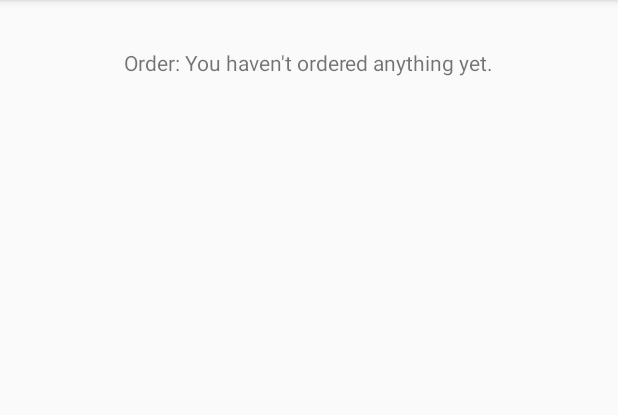
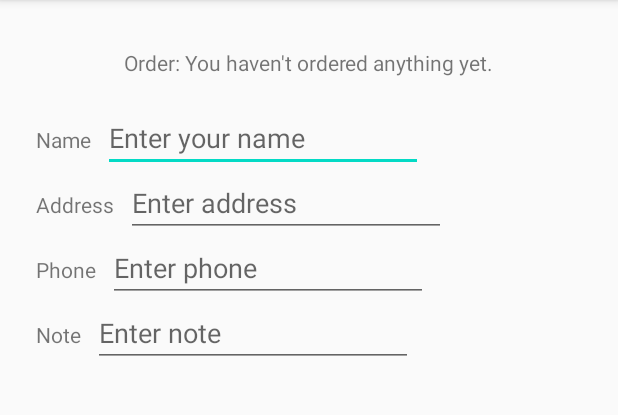
Before and after one commit to florinmihu31/LearnAndroid, an Android app: the OrderActivity screen opened directly, with no data from a screen before it, on a phone screen of 412 x 824 dp, the part 84-499 px from its top. Run offline under Robolectric (Android 15) with nearby library versions, the phone set to English and light mode, and no system bars.

Commit message:
Add text entries

```diff
--- a/DroidCafe/app/src/main/res/layout/activity_order.xml
+++ b/DroidCafe/app/src/main/res/layout/activity_order.xml
@@ -11,8 +11,93 @@
         android:layout_width="wrap_content"
         android:layout_height="wrap_content"
         android:layout_marginTop="32dp"
-        android:text="TextView"
+        android:text=""
         app:layout_constraintEnd_toEndOf="parent"
         app:layout_constraintStart_toStartOf="parent"
         app:layout_constraintTop_toTopOf="parent" />
+
+    <TextView
+        android:id="@+id/name_label"
+        android:layout_width="wrap_content"
+        android:layout_height="wrap_content"
+        android:layout_marginStart="24dp"
+        android:layout_marginTop="32dp"
+        android:text="@string/name_label_text"
+        app:layout_constraintStart_toStartOf="parent"
+        app:layout_constraintTop_toBottomOf="@+id/order_textview" />
+
+    <EditText
+        android:id="@+id/name_text"
+        android:layout_width="wrap_content"
+        android:layout_height="wrap_content"
+        android:layout_marginStart="8dp"
+        android:ems="10"
+        android:hint="@string/enter_name_hint"
+        android:inputType="textPersonName"
+        app:layout_constraintBaseline_toBaselineOf="@+id/name_label"
+        app:layout_constraintStart_toEndOf="@+id/name_label" />
+
+    <TextView
+        android:id="@+id/address_label"
+        android:layout_width="wrap_content"
+        android:layout_height="wrap_content"
+        android:layout_marginStart="24dp"
+        android:layout_marginTop="24dp"
+        android:text="@string/address_label_text"
+        app:layout_constraintStart_toStartOf="parent"
+        app:layout_constraintTop_toBottomOf="@+id/name_label" />
+
+    <EditText
+        android:id="@+id/adress_text"
+        android:layout_width="wrap_content"
+        android:layout_height="wrap_content"
+        android:layout_marginStart="8dp"
+        android:ems="10"
+        android:hint="@string/enter_address_hint"
+        android:inputType="textMultiLine"
+        app:layout_constraintBaseline_toBaselineOf="@+id/address_label"
+        app:layout_constraintStart_toEndOf="@+id/address_label" />
+
+    <TextView
+        android:id="@+id/phone_label"
+        android:layout_width="wrap_content"
+        android:layout_height="wrap_content"
+        android:layout_marginStart="24dp"
+        android:layout_marginTop="24dp"
+        android:text="@string/phone_label_text"
+        app:layout_constraintStart_toStartOf="parent"
+        app:layout_constraintTop_toBottomOf="@+id/address_label" />
+
+    <EditText
+        android:id="@+id/phone_text"
+        android:layout_width="wrap_content"
+        android:layout_height="wrap_content"
+        android:layout_marginStart="8dp"
+        android:ems="10"
+        android:hint="@string/enter_phone_hint"
+        android:inputType="phone"
+        app:layout_constraintBaseline_toBaselineOf="@+id/phone_label"
+        app:layout_constraintStart_toEndOf="@+id/phone_label" />
+
+    <TextView
+        android:id="@+id/note_label"
+        android:layout_width="wrap_content"
+        android:layout_height="wrap_content"
+        android:layout_marginStart="24dp"
+        android:layout_marginTop="24dp"
+        android:text="@string/note_label_text"
+        app:layout_constraintStart_toStartOf="parent"
+        app:layout_constraintTop_toBottomOf="@+id/phone_label" />
+
+    <EditText
+        android:id="@+id/editTextTextPersonName2"
+        android:layout_width="wrap_content"
+        android:layout_height="wrap_content"
+        android:layout_marginStart="8dp"
+        android:ems="10"
+        android:hint="@string/enter_note_hint"
+        android:inputType="textCapSentences|textMultiLine"
+        app:layout_constraintBaseline_toBaselineOf="@+id/note_label"
+        app:layout_constraintStart_toEndOf="@+id/note_label" />
+
 </androidx.constraintlayout.widget.ConstraintLayout>
--- a/DroidCafe/app/src/main/res/values/strings.xml
+++ b/DroidCafe/app/src/main/res/values/strings.xml
@@ -17,4 +17,12 @@
     <string name="donut_order_message">You ordered a donut.</string>
     <string name="ice_cream_order_message">You ordered an ice cream sandwich.</string>
     <string name="froyo_order_message">You ordered a FroYo.</string>
+    <string name="name_label_text">Name</string>
+    <string name="enter_name_hint">Enter your name</string>
+    <string name="address_label_text">Address</string>
+    <string name="enter_address_hint">Enter address</string>
+    <string name="phone_label_text">Phone</string>
+    <string name="enter_phone_hint">Enter phone</string>
+    <string name="note_label_text">Note</string>
+    <string name="enter_note_hint">Enter note</string>
 </resources>
```
